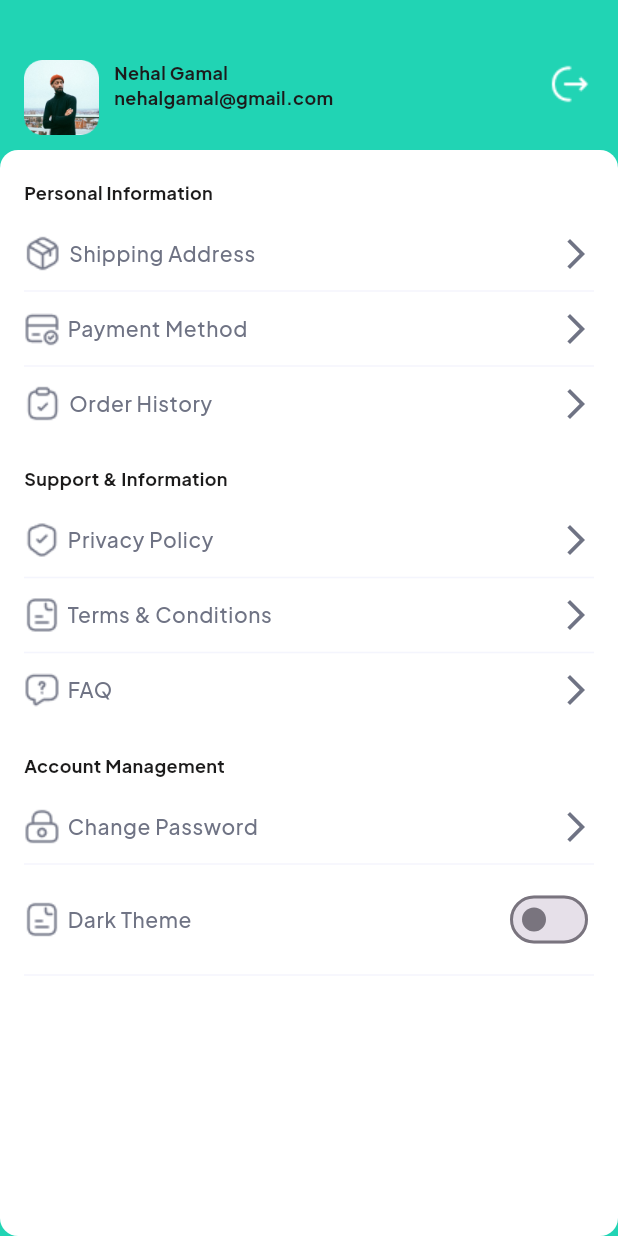
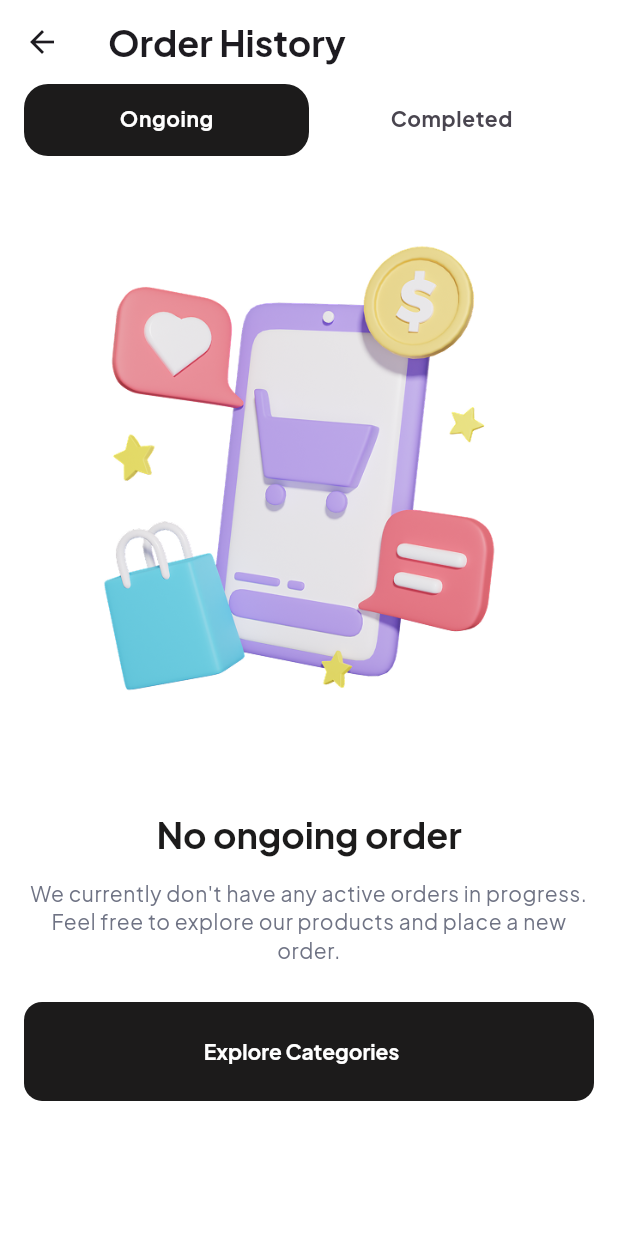
Before and after one commit to nehalgamal093/ecommerce_quickmart, a Flutter app: the Profile screen opened directly, after a tap on "Order History", on a phone screen of 412 x 824 dp. Run offline on Flutter 3.47's test engine with Material 3 defaults, Android fonts, the phone set to English and light mode, and no system bars; our stand-ins replace bloc, dartz, dio, flutter_bloc, flutter_rating_bar, get_it and 5 more; generated files the repository leaves out were written again.

Commit message:
order history ui

```diff
--- a/lib/core/network/api_manager/api_manager.dart
+++ b/lib/core/network/api_manager/api_manager.dart
@@ -10,8 +10,10 @@ class APIManager {
   APIManager() {
     _dio = Dio(
       BaseOptions(
-          baseUrl: AppConstants.baseUrl,
-          headers: {'Content-Type': 'application/json'}),
+        baseUrl: AppConstants.baseUrl,
+        headers: {'Content-Type': 'application/json'},
+        validateStatus: (status) => true,
+      ),
     );
     _dio.interceptors.add(
       PrettyDioLogger(
--- a/lib/features/auth/data/data_source/remote_data_source/auth_remote_data_source_impl.dart
+++ b/lib/features/auth/data/data_source/remote_data_source/auth_remote_data_source_impl.dart
@@ -20,7 +20,7 @@ class AuthRemoteDataSourceImpl implements AuthRemoteDataSource {
       } else {
         String errorMessage = "Login failed";
         if (response.data is Map<String, dynamic>) {
-          errorMessage = response.data['error'][0] ?? errorMessage;
+          errorMessage = response.data['errors'][0]['msg'] ?? errorMessage;
         }
         throw ServerException(errorMessage);
       }
@@ -39,7 +39,7 @@ class AuthRemoteDataSourceImpl implements AuthRemoteDataSource {
       } else {
         String errorMessage = "Register failed";
         if (response.data is Map<String, dynamic>) {
-          errorMessage = response.data['error'] ?? errorMessage;
+          errorMessage = response.data['errors'][0]['msg'] ?? errorMessage;
         }
         throw ServerException(errorMessage);
       }
--- a/lib/view/common_widgets/custom_text_field.dart
+++ b/lib/view/common_widgets/custom_text_field.dart
@@ -33,6 +33,12 @@ class CustomTextField extends StatelessWidget {
             ),
             borderSide: BorderSide(color: ColorsManager.cyanColor)),
       ),
+      validator: (val){
+        if(val!.isEmpty){
+          return 'Field is required';
+        }
+        return null;
+      },
     );
   }
 }
--- a/lib/view/resources/assets_manager/images_manager.dart
+++ b/lib/view/resources/assets_manager/images_manager.dart
@@ -28,7 +28,7 @@ class ImagesManager{
 
 
 
-
+  static const String orderHistory = 'assets/images/order_history.png';
   static const String header = 'assets/images/header.png';
   static const String fabric = 'assets/images/fabric.png';
   static const String gift = 'assets/images/gift.png';
@@ -43,7 +43,8 @@ class ImagesManager{
   static const String googlePay = 'assets/images/google_pay.png';
   static const String payPal = 'assets/images/pay_pal.png';
   static const String onlineShopping = 'assets/images/online_shopping.png';
-
+  static const String error = 'assets/images/error.png';
+  static const String success = 'assets/images/success.png';
   static const String avatar = 'assets/images/avatar.png';
   static const String product1 = 'assets/images/product1.png';
   static const String product2 = 'assets/images/product2.png';
--- a/lib/view/resources/colors/colors_manager.dart
+++ b/lib/view/resources/colors/colors_manager.dart
@@ -8,7 +8,8 @@ class ColorsManager{
   static const Color veryLightGreyColor =Color(0xffF4F5FD);
   static const Color greyColor =Color(0xff6F7384);
   static const Color lightGreyColor =Color(0xffC0C0C0);
-
+  static const Color redColor =Color(0xffe4415e);
+  static const Color redAccentColor =Color(0xffEE4D4D);
   static const Color blueColor =Color(0xff1F8BDA);
   static const Color subBlue = Color(0xff1F8BDA);
   static const Color subGreen = Color(0xff08E488);
--- a/lib/view/resources/strings_manager.dart
+++ b/lib/view/resources/strings_manager.dart
@@ -25,7 +25,7 @@ class StringsManager {
   static const String privacyPolicy = ' Privacy Policy';
   static const String termsAndConditions = 'Terms & Conditions.';
   static const String and = ' and ';
-  static const String alreadyHaveAccount ='Already have an account?';
+  static const String alreadyHaveAccount ='Already have an account? ';
   static const String createAccount = 'Create Account';
   static const String signupGoogle = 'Signup with Google';
 
--- a/lib/view/screen/app/my_app.dart
+++ b/lib/view/screen/app/my_app.dart
@@ -5,6 +5,7 @@ import 'package:ecommerce_shop/view/faq/faq.dart';
 import 'package:ecommerce_shop/view/screen/check_out/check_out.dart';
 import 'package:ecommerce_shop/view/screen/check_out/sections/Items.dart';
 import 'package:ecommerce_shop/view/screen/on_boarding/on_boarding.dart';
+import 'package:ecommerce_shop/view/screen/order_history/order_history.dart';
 import 'package:ecommerce_shop/view/screen/order_success/order_success.dart';
 import 'package:ecommerce_shop/view/screen/payment_method/payment_method.dart';
 import 'package:ecommerce_shop/view/screen/products_screen/products_screen.dart';
@@ -40,7 +41,8 @@ class MyApp extends StatelessWidget {
         ShippingAddress.routeName:(context)=>ShippingAddress(),
         PaymentMethod.routeName:(context)=>PaymentMethod(),
         ChangePassword.routeName:(context)=>ChangePassword(),
-        FAQ.routeName:(context)=>FAQ()
+        FAQ.routeName:(context)=>FAQ(),
+        OrderHistory.routeName:(context)=>OrderHistory()
       },
     );
   }
--- a/lib/view/screen/on_boarding/widgets/on_boarding_item.dart
+++ b/lib/view/screen/on_boarding/widgets/on_boarding_item.dart
@@ -17,6 +17,7 @@ class OnBoardingItem extends StatelessWidget {
 
   @override
   Widget build(BuildContext context) {
+    Size size = MediaQuery.of(context).size;
     return Padding(
       padding: const EdgeInsets.symmetric(horizontal: 16),
       child: Column(
@@ -29,7 +30,10 @@ class OnBoardingItem extends StatelessWidget {
               borderRadius: BorderRadius.circular(32),
             ),
             child: Column(
-              children: [ItemHeader(), Image.asset(item.image)],
+              children: [
+                ItemHeader(),
+                Image.asset(item.image, height: size.height * .4)
+              ],
             ),
           ),
           SizedBox(
--- /dev/null
+++ b/lib/view/screen/order_history/order_history.dart
@@ -0,0 +1,58 @@
+import 'package:ecommerce_shop/view/resources/colors/colors_manager.dart';
+import 'package:ecommerce_shop/view/screen/order_history/sections/completed.dart';
+import 'package:ecommerce_shop/view/screen/order_history/sections/ongoing.dart';
+import 'package:flutter/material.dart';
+
+class OrderHistory extends StatefulWidget {
+  static const String routeName = "/order_history";
+  const OrderHistory({super.key});
+
+  @override
+  State<OrderHistory> createState() => _OrderHistoryState();
+}
+
+class _OrderHistoryState extends State<OrderHistory>
+    with SingleTickerProviderStateMixin {
+  late TabController _tabController;
+  @override
+  void initState() {
+    _tabController = TabController(length: 2, vsync: this);
+    super.initState();
+  }
+
+  @override
+  Widget build(BuildContext context) {
+    return Scaffold(
+      appBar: AppBar(
+        title: Text('Order History'),
+      ),
+      body: Padding(
+        padding: const EdgeInsets.symmetric(horizontal: 16),
+        child: Column(
+          children: [
+            TabBar(
+              controller: _tabController,
+              dividerColor: Colors.transparent,
+              indicatorColor: Colors.transparent,
+              labelColor: ColorsManager.whiteColor,
+              labelStyle: Theme.of(context).textTheme.bodySmall!.copyWith(fontWeight: FontWeight.w700),
+              indicatorSize: TabBarIndicatorSize.tab,
+              indicator: BoxDecoration(
+                borderRadius: BorderRadius.circular(
+                  16.0,
+                ),
+                color: ColorsManager.blackColor,
+              ),
+              tabs: [Tab(text: 'Ongoing'), Tab(text: 'Completed')],
+            ),
+            SizedBox(height: 10,),
+            Expanded(
+                child: TabBarView(
+                    controller: _tabController,
+                    children: [Ongoing(), Completed()]))
+          ],
+        ),
+      ),
+    );
+  }
+}
--- /dev/null
+++ b/lib/view/screen/order_history/sections/completed.dart
@@ -0,0 +1,15 @@
+import 'package:ecommerce_shop/view/screen/order_history/widgets/productWithLabel.dart';
+import 'package:flutter/material.dart';
+
+class Completed extends StatelessWidget {
+  const Completed({super.key});
+
+  @override
+  Widget build(BuildContext context) {
+    return ListView.builder(
+        itemCount: 2,
+        itemBuilder: (context,index){
+      return ProductWithLabel();
+    });
+  }
+}
--- /dev/null
+++ b/lib/view/screen/order_history/sections/ongoing.dart
@@ -0,0 +1,40 @@
+import 'package:ecommerce_shop/core/widgets/custom_btn_widget.dart';
+import 'package:ecommerce_shop/view/resources/assets_manager/images_manager.dart';
+import 'package:flutter/material.dart';
+
+class Ongoing extends StatelessWidget {
+  const Ongoing({super.key});
+
+  @override
+  Widget build(BuildContext context) {
+    Size size = MediaQuery.of(context).size;
+    return Column(
+      children: [
+        Image.asset(
+          ImagesManager.orderHistory,
+          fit: BoxFit.cover,
+          height: size.height * .5,
+        ),
+        SizedBox(
+          height: 15,
+        ),
+        Text(
+          'No ongoing order',
+          style: Theme.of(context).textTheme.titleLarge,
+        ),
+        SizedBox(
+          height: 15,
+        ),
+        Text(
+          'We currently don\'t have any active orders in progress. Feel free to explore our products and place a new order.',
+          style: Theme.of(context).textTheme.bodySmall,
+          textAlign: TextAlign.center,
+        ),
+        SizedBox(
+          height: 25,
+        ),
+        CustomBtnWidget(title: 'Explore Categories', onPressed: (){})
+      ],
+    );
+  }
+}
--- a/lib/view/screen/profile/profile.dart
+++ b/lib/view/screen/profile/profile.dart
@@ -1,5 +1,6 @@
 import 'package:ecommerce_shop/view/change_password/change_password.dart';
 import 'package:ecommerce_shop/view/resources/assets_manager/images_manager.dart';
+import 'package:ecommerce_shop/view/screen/order_history/order_history.dart';
 import 'package:ecommerce_shop/view/screen/payment_method/payment_method.dart';
 import 'package:ecommerce_shop/view/screen/profile/sections/header_section.dart';
 import 'package:ecommerce_shop/view/screen/profile/widgets/title_icon_widget.dart';
@@ -72,7 +73,9 @@ class Profile extends StatelessWidget {
                 TitleIconWidget(
                   icon: ImagesManager.clipboardTick,
                   title: 'Order History',
-                  onPressed: () {},
+                  onPressed: () {
+                    Navigator.pushNamed(context, OrderHistory.routeName);
+                  },
                 ),
                 SizedBox(
                   height: 30,
```
Also changed, not shown: lib/core/widgets/response_dialog.dart (+43 -13 lines), lib/features/auth/presentation/screen/login/login.dart (+15 -4 lines), lib/features/auth/presentation/screen/sign_up/signup.dart (+16 -6 lines), lib/view/screen/on_boarding/widgets/item_header.dart (+12 -6 lines), lib/view/screen/order_history/widgets/productWithLabel.dart (added, +135 -0 lines), assets/images/error.png (added), assets/images/order_history.png (added), assets/images/success.png (added).
